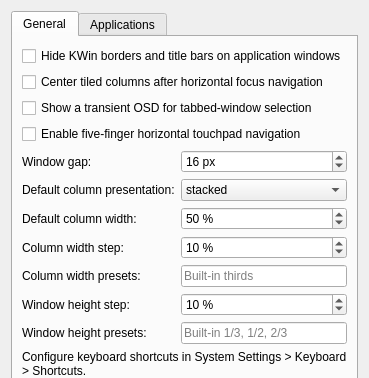
kontonkara/driftile, file packaging/kwin-script/contents/ui/config.ui: the form before one commit; both pictures show x 0 to 369 and y 0 to 378 of the 369 by 880 pixel window.
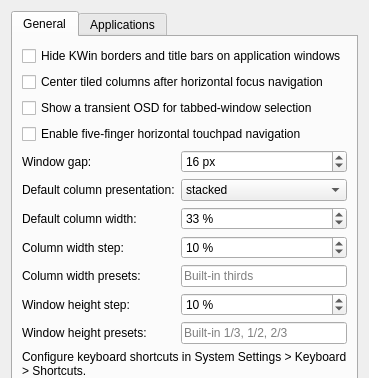
The form after the commit.

Diff of the .ui file:
```diff
--- a/packaging/kwin-script/contents/ui/config.ui
+++ b/packaging/kwin-script/contents/ui/config.ui
@@ -115,7 +115,7 @@
             <number>100</number>
            </property>
            <property name="value">
-            <number>50</number>
+            <number>33</number>
            </property>
           </widget>
          </item>
```
